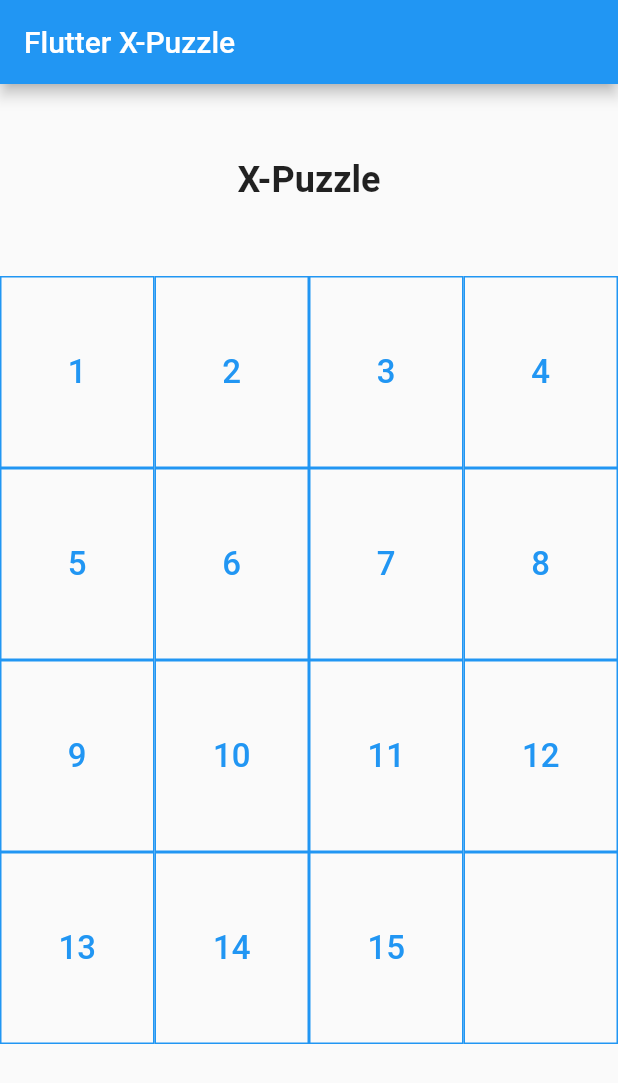
After one commit to maaamorim/xPuzzle, a Flutter app: the screen it shows after launch, on a phone screen of 412 x 824 dp. The commit adds this screen. Shown: the top 1083 px of the screen. Run offline on Flutter 3.47's test engine with Material 2 defaults, Android fonts, the phone set to English and light mode, and no system bars.

Commit message:
Componentizar linha de números e tabuleiro

```diff
--- /dev/null
+++ b/lib/components/number_board.dart
@@ -0,0 +1,26 @@
+import 'package:flutter/material.dart';
+import 'package:xPuzzle/components/number_row.dart';
+
+/// Componente que representa o tabuleiro de números
+class NumberBoard extends StatefulWidget {
+  @override
+  _NumberBoardState createState() => _NumberBoardState();
+}
+
+class _NumberBoardState extends State<NumberBoard> {
+  @override
+  Widget build(BuildContext context) {
+    return Expanded(
+        child: Column(
+          mainAxisAlignment: MainAxisAlignment.center,
+          crossAxisAlignment: CrossAxisAlignment.stretch,
+          children: <Widget>[
+            NumberRow(['1', '2', '3', '4']),
+            NumberRow(['5', '6', '7', '8']),
+            NumberRow(['9', '10', '11', '12']),
+            NumberRow(['13', '14', '15', '']),
+          ],
+        ),
+        flex: 4);
+  }
+}
--- /dev/null
+++ b/lib/components/number_row.dart
@@ -0,0 +1,28 @@
+import 'package:flutter/material.dart';
+import 'package:xPuzzle/components/number_block.dart';
+
+/// Componente que representa uma linha de números
+class NumberRow extends StatelessWidget {
+  final List<String> _numeros;
+
+  NumberRow(this._numeros);
+
+  List<Widget> _gerarNumeros() {
+    List<Widget> _listaNumeros = List();
+    _numeros.forEach((numero) {
+      _listaNumeros.add(NumberBlock(numero));
+    });
+    return _listaNumeros;
+  }
+
+  @override
+  Widget build(BuildContext context) {
+    return Expanded(
+        flex: 1,
+        child: Row(
+          mainAxisAlignment: MainAxisAlignment.center,
+          crossAxisAlignment: CrossAxisAlignment.stretch,
+          children: _gerarNumeros(),
+        ));
+  }
+}
```
Also changed, not shown: lib/main.dart (+2 -57 lines).
